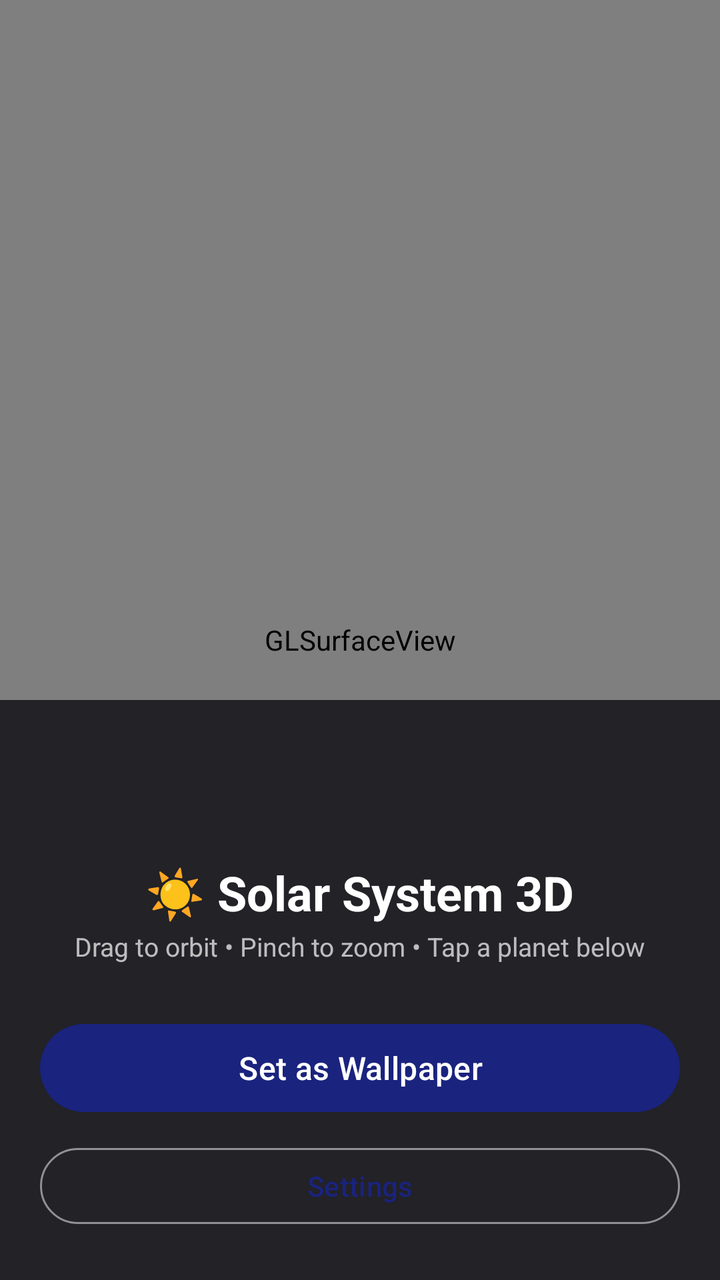
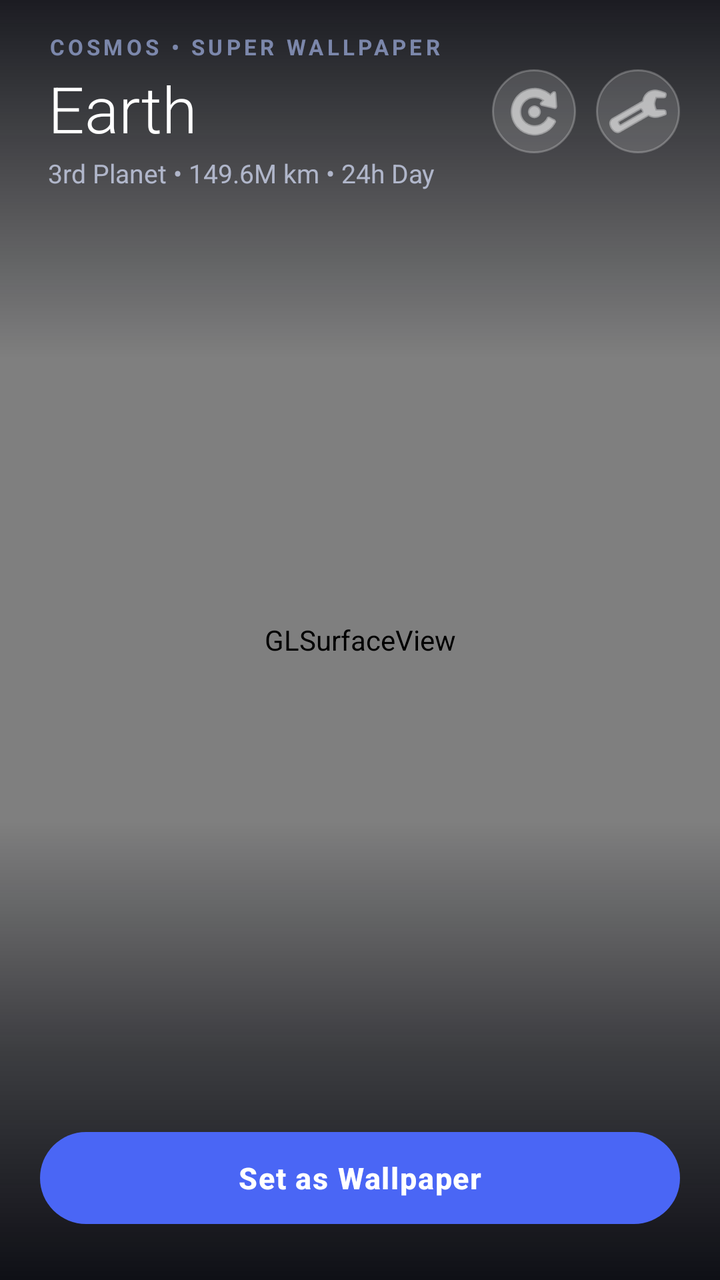

Before-and-after screenshots of an Android layout around one commit, followed by the original layout XML and the change that was made.
<!-- AndroidManifest.xml: activity theme Theme.SolarSystem -->
<!-- res/layout/activity_main.xml -->
<?xml version="1.0" encoding="utf-8"?>
<androidx.constraintlayout.widget.ConstraintLayout
    xmlns:android="http://schemas.android.com/apk/res/android"
    xmlns:app="http://schemas.android.com/apk/res-auto"
    android:layout_width="match_parent"
    android:layout_height="match_parent"
    android:background="#FF000008">

    <android.opengl.GLSurfaceView
        android:id="@+id/glPreviewView"
        android:layout_width="match_parent"
        android:layout_height="match_parent" />

    
    <View
        android:layout_width="match_parent"
        android:layout_height="290dp"
        android:background="#BB000008"
        app:layout_constraintBottom_toBottomOf="parent" />

    <LinearLayout
        android:layout_width="match_parent"
        android:layout_height="wrap_content"
        android:orientation="vertical"
        android:gravity="center"
        android:paddingStart="20dp"
        android:paddingEnd="20dp"
        android:paddingTop="12dp"
        android:paddingBottom="24dp"
        app:layout_constraintBottom_toBottomOf="parent">

        <TextView
            android:layout_width="wrap_content"
            android:layout_height="wrap_content"
            android:text="☀️ Solar System 3D"
            android:textSize="24sp"
            android:textColor="#FFFFFFFF"
            android:textStyle="bold"
            android:layout_marginBottom="2dp" />

        <TextView
            android:id="@+id/tvSubtitle"
            android:layout_width="wrap_content"
            android:layout_height="wrap_content"
            android:text="Drag to orbit • Pinch to zoom • Tap a planet below"
            android:textSize="13sp"
            android:textColor="#B3FFFFFF"
            android:layout_marginBottom="12dp" />

        <HorizontalScrollView
            android:layout_width="match_parent"
            android:layout_height="wrap_content"
            android:scrollbars="none"
            android:layout_marginBottom="14dp">

            <com.google.android.material.chip.ChipGroup
                android:id="@+id/chipGroupPlanets"
                android:layout_width="wrap_content"
                android:layout_height="wrap_content"
                app:singleSelection="true"
                app:selectionRequired="true"
                app:singleLine="true" />

        </HorizontalScrollView>

        <com.google.android.material.button.MaterialButton
            android:id="@+id/btnSetWallpaper"
            android:layout_width="match_parent"
            android:layout_height="52dp"
            android:text="@string/set_wallpaper"
            android:textSize="16sp"
            app:cornerRadius="26dp"
            android:layout_marginBottom="10dp" />

        <com.google.android.material.button.MaterialButton
            android:id="@+id/btnSettings"
            android:layout_width="match_parent"
            android:layout_height="46dp"
            android:text="@string/open_settings"
            android:textSize="14sp"
            style="@style/Widget.Material3.Button.OutlinedButton"
            app:cornerRadius="23dp"
            app:strokeColor="#80FFFFFF" />

    </LinearLayout>

</androidx.constraintlayout.widget.ConstraintLayout>
<!-- resources referenced by this layout -->
<resources>
  <string name="open_settings">Settings</string>
  <string name="set_wallpaper">Set as Wallpaper</string>
  <style name="Theme.SolarSystem" parent="Theme.Material3.DayNight.NoActionBar">
          <item name="colorPrimary">#FF1A237E</item>
          <item name="colorPrimaryVariant">#FF0D47A1</item>
          <item name="colorOnPrimary">#FFFFFFFF</item>
          <item name="colorSecondary">#FF00BCD4</item>
          <item name="colorOnSecondary">#FF000000</item>
          <item name="android:statusBarColor">?attr/colorPrimary</item>
          <item name="android:navigationBarColor">#FF000000</item>
      </style>
</resources>

<!-- the commit's change to res/layout/activity_main.xml (unified diff, before → after) -->
@@ -4,7 +4,7 @@
     xmlns:app="http://schemas.android.com/apk/res-auto"
     android:layout_width="match_parent"
     android:layout_height="match_parent"
-    android:background="#FF000008">
+    android:background="#FF02030A">
 
     <android.opengl.GLSurfaceView
         android:id="@+id/glPreviewView"
@@ -14,44 +14,107 @@
     
     <View
         android:layout_width="match_parent"
-        android:layout_height="290dp"
-        android:background="#BB000008"
+        android:layout_height="180dp"
+        android:background="@drawable/bg_top_scrim"
+        app:layout_constraintTop_toTopOf="parent" />
+
+    
+    <LinearLayout
+        android:id="@+id/topBar"
+        android:layout_width="match_parent"
+        android:layout_height="wrap_content"
+        android:orientation="horizontal"
+        android:gravity="center_vertical"
+        android:paddingStart="24dp"
+        android:paddingEnd="20dp"
+        android:paddingTop="16dp"
+        android:paddingBottom="12dp"
+        app:layout_constraintTop_toTopOf="parent">
+
+        <LinearLayout
+            android:layout_width="0dp"
+            android:layout_height="wrap_content"
+            android:layout_weight="1"
+            android:orientation="vertical">
+
+            <TextView
+                android:layout_width="wrap_content"
+                android:layout_height="wrap_content"
+                android:text="COSMOS • SUPER WALLPAPER"
+                android:textSize="11sp"
+                android:letterSpacing="0.16"
+                android:textColor="#99B4C6FF"
+                android:textStyle="bold" />
+
+            <TextView
+                android:id="@+id/tvPlanetTitle"
+                android:layout_width="wrap_content"
+                android:layout_height="wrap_content"
+                android:text="Earth"
+                android:textSize="32sp"
+                android:fontFamily="sans-serif-light"
+                android:textColor="#FFFFFFFF"
+                android:layout_marginTop="2dp" />
+
+            <TextView
+                android:id="@+id/tvPlanetSubtitle"
+                android:layout_width="wrap_content"
+                android:layout_height="wrap_content"
+                android:text="3rd Planet • 149.6M km • 24h Day"
+                android:textSize="13sp"
+                android:textColor="#B3DCE4FF"
+                android:layout_marginTop="2dp" />
+
+        </LinearLayout>
+
+        <ImageButton
+            android:id="@+id/btnReplayZoom"
+            android:layout_width="42dp"
+            android:layout_height="42dp"
+            android:background="@drawable/bg_glass_circle"
+            android:src="@android:drawable/ic_menu_rotate"
+            android:contentDescription="Replay Zoom"
+            app:tint="#FFFFFFFF"
+            android:padding="10dp"
+            android:layout_marginEnd="10dp" />
+
+        <ImageButton
+            android:id="@+id/btnSettings"
+            android:layout_width="42dp"
+            android:layout_height="42dp"
+            android:background="@drawable/bg_glass_circle"
+            android:src="@android:drawable/ic_menu_preferences"
+            android:contentDescription="@string/open_settings"
+            app:tint="#FFFFFFFF"
+            android:padding="10dp" />
+
+    </LinearLayout>
+
+    
+    <View
+        android:layout_width="match_parent"
+        android:layout_height="230dp"
+        android:background="@drawable/bg_bottom_scrim"
         app:layout_constraintBottom_toBottomOf="parent" />
 
+    
     <LinearLayout
+        android:id="@+id/bottomBar"
         android:layout_width="match_parent"
         android:layout_height="wrap_content"
         android:orientation="vertical"
-        android:gravity="center"
         android:paddingStart="20dp"
         android:paddingEnd="20dp"
         android:paddingTop="12dp"
         android:paddingBottom="24dp"
         app:layout_constraintBottom_toBottomOf="parent">
 
-        <TextView
-            android:layout_width="wrap_content"
-            android:layout_height="wrap_content"
-            android:text="☀️ Solar System 3D"
-            android:textSize="24sp"
-            android:textColor="#FFFFFFFF"
-            android:textStyle="bold"
-            android:layout_marginBottom="2dp" />
-
-        <TextView
-            android:id="@+id/tvSubtitle"
-            android:layout_width="wrap_content"
-            android:layout_height="wrap_content"
-            android:text="Drag to orbit • Pinch to zoom • Tap a planet below"
-            android:textSize="13sp"
-            android:textColor="#B3FFFFFF"
-            android:layout_marginBottom="12dp" />
-
         <HorizontalScrollView
             android:layout_width="match_parent"
             android:layout_height="wrap_content"
             android:scrollbars="none"
-            android:layout_marginBottom="14dp">
+            android:clipToPadding="false"
+            android:layout_marginBottom="16dp">
 
             <com.google.android.material.chip.ChipGroup
                 android:id="@+id/chipGroupPlanets"
@@ -59,28 +122,23 @@
                 android:layout_height="wrap_content"
                 app:singleSelection="true"
                 app:selectionRequired="true"
-                app:singleLine="true" />
+                app:singleLine="true"
+                app:chipSpacingHorizontal="8dp" />
 
         </HorizontalScrollView>
 
         <com.google.android.material.button.MaterialButton
             android:id="@+id/btnSetWallpaper"
             android:layout_width="match_parent"
-            android:layout_height="52dp"
+            android:layout_height="54dp"
             android:text="@string/set_wallpaper"
-            android:textSize="16sp"
-            app:cornerRadius="26dp"
-            android:layout_marginBottom="10dp" />
-
-        <com.google.android.material.button.MaterialButton
-            android:id="@+id/btnSettings"
-            android:layout_width="match_parent"
-            android:layout_height="46dp"
-            android:text="@string/open_settings"
-            android:textSize="14sp"
-            style="@style/Widget.Material3.Button.OutlinedButton"
-            app:cornerRadius="23dp"
-            app:strokeColor="#80FFFFFF" />
+            android:textSize="15sp"
+            android:textStyle="bold"
+            android:letterSpacing="0.04"
+            android:textColor="#FFFFFFFF"
+            app:backgroundTint="#FF4A66F5"
+            app:cornerRadius="27dp"
+            app:elevation="6dp" />
 
     </LinearLayout>
 
<!-- resource entries referenced after the edit -->
@@ -1,15 +1,43 @@
 <!-- resources referenced by this layout -->
 <resources>
+  <!-- drawable bg_bottom_scrim (drawable) -->
+  <?xml version="1.0" encoding="utf-8"?>
+  <shape xmlns:android="http://schemas.android.com/apk/res/android">
+      <gradient
+          android:angle="90"
+          android:startColor="#E602030A"
+          android:centerColor="#8802030A"
+          android:endColor="#0002030A" />
+  </shape>
+  <!-- drawable bg_glass_circle (drawable) -->
+  <?xml version="1.0" encoding="utf-8"?>
+  <shape xmlns:android="http://schemas.android.com/apk/res/android"
+      android:shape="oval">
+      <solid android:color="#26FFFFFF" />
+      <stroke
+          android:width="1dp"
+          android:color="#3DFFFFFF" />
+  </shape>
+  <!-- drawable bg_top_scrim (drawable) -->
+  <?xml version="1.0" encoding="utf-8"?>
+  <shape xmlns:android="http://schemas.android.com/apk/res/android">
+      <gradient
+          android:angle="270"
+          android:startColor="#CC02030A"
+          android:centerColor="#6602030A"
+          android:endColor="#0002030A" />
+  </shape>
   <string name="open_settings">Settings</string>
   <string name="set_wallpaper">Set as Wallpaper</string>
-  <style name="Theme.SolarSystem" parent="Theme.Material3.DayNight.NoActionBar">
-          <item name="colorPrimary">#FF1A237E</item>
-          <item name="colorPrimaryVariant">#FF0D47A1</item>
+  <style name="Theme.SolarSystem" parent="Theme.Material3.Dark.NoActionBar">
+          <item name="colorPrimary">#FF5C7CFA</item>
           <item name="colorOnPrimary">#FFFFFFFF</item>
-          <item name="colorSecondary">#FF00BCD4</item>
+          <item name="colorSecondary">#FF38BDF8</item>
           <item name="colorOnSecondary">#FF000000</item>
-          <item name="android:statusBarColor">?attr/colorPrimary</item>
-          <item name="android:navigationBarColor">#FF000000</item>
+          <item name="android:windowBackground">#FF03050C</item>
+          <item name="android:statusBarColor">@android:color/transparent</item>
+          <item name="android:navigationBarColor">@android:color/transparent</item>
+          <item name="android:windowLightStatusBar">false</item>
       </style>
 </resources>
 
